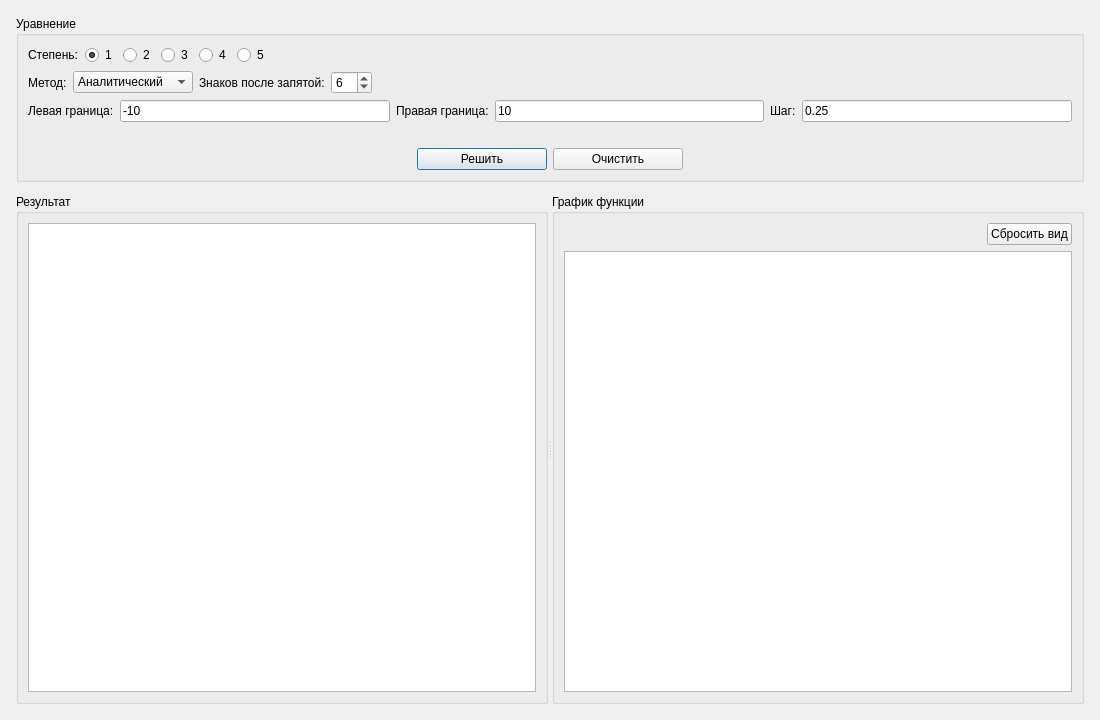
Modi663/PolynomialSolver, file src/PolynomialSolver.UI/MainWindow.ui: the form before one commit.
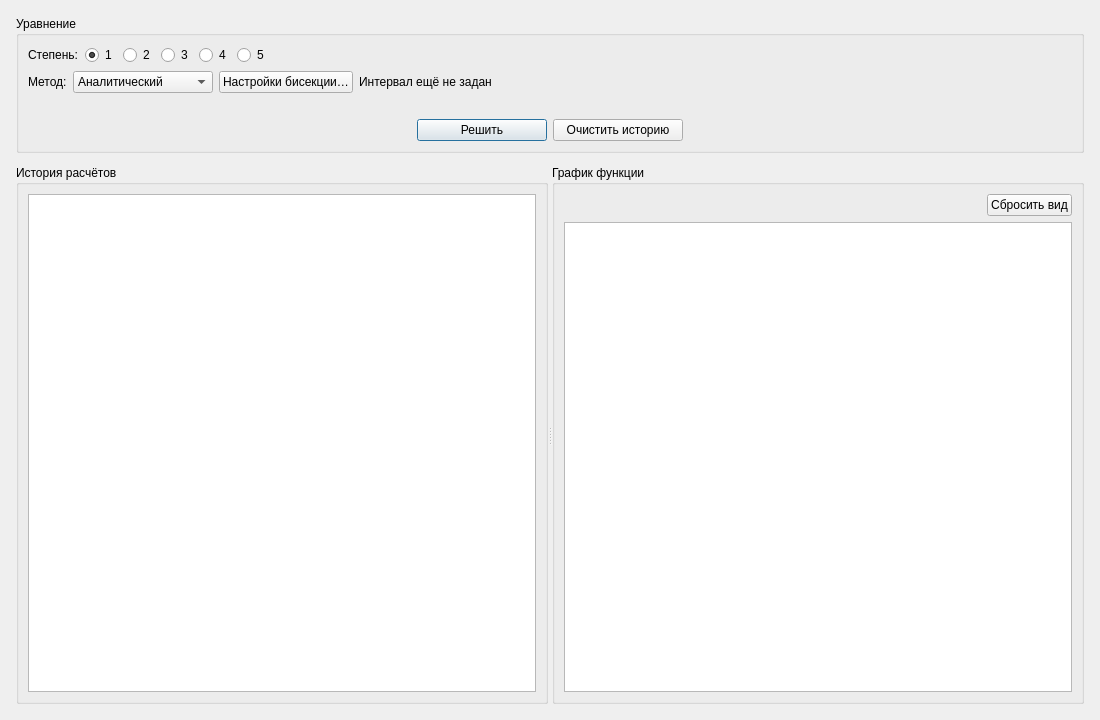
The form after the commit. Custom widgets are drawn as their Qt base class.

Commit message: feat: добавить сравнение методов и историю расчётов

Diff of the .ui file:
```diff
--- a/src/PolynomialSolver.UI/MainWindow.ui
+++ b/src/PolynomialSolver.UI/MainWindow.ui
@@ -132,10 +132,7 @@
         </layout>
        </item>
        <item>
-        <layout class="QHBoxLayout" name="methodLayout" stretch="0,0,0,0,0">
-         <property name="topMargin">
-          <number>0</number>
-         </property>
+        <layout class="QHBoxLayout" name="methodLayout">
          <item>
           <widget class="QLabel" name="methodLabel">
            <property name="text">
@@ -145,45 +142,20 @@
          </item>
          <item>
           <widget class="QComboBox" name="methodComboBox">
-           <property name="minimumSize">
-            <size>
-             <width>120</width>
-             <height>0</height>
-            </size>
-           </property>
-           <property name="editable">
-            <bool>false</bool>
-           </property>
-           <item>
-            <property name="text">
-             <string>Аналитический</string>
-            </property>
-           </item>
-           <item>
-            <property name="text">
-             <string>Бисекция</string>
-            </property>
-           </item>
+           <property name="minimumSize"><size><width>140</width><height>0</height></size></property>
+           <item><property name="text"><string>Аналитический</string></property></item>
+           <item><property name="text"><string>Бисекция</string></property></item>
+           <item><property name="text"><string>Оба метода</string></property></item>
           </widget>
          </item>
          <item>
-          <widget class="QLabel" name="precisionLabel">
-           <property name="text">
-            <string>Знаков после запятой:</string>
-           </property>
+          <widget class="QPushButton" name="settingsButton">
+           <property name="text"><string>Настройки бисекции…</string></property>
           </widget>
          </item>
          <item>
-          <widget class="QSpinBox" name="decimalPlacesSpinBox">
-           <property name="minimum">
-            <number>0</number>
-           </property>
-           <property name="maximum">
-            <number>15</number>
-           </property>
-           <property name="value">
-            <number>6</number>
-           </property>
+          <widget class="QLabel" name="bisectionSummary">
+           <property name="text"><string>Интервал ещё не задан</string></property>
           </widget>
          </item>
          <item>
@@ -201,43 +173,6 @@
          </item>
         </layout>
        </item>
-       <item>
-        <layout class="QHBoxLayout" name="numericalRangeLayout">
-         <item>
-          <widget class="QLabel" name="leftBoundInputLabel">
-           <property name="text"><string>Левая граница:</string></property>
-           <property name="buddy"><cstring>leftBoundInput</cstring></property>
-          </widget>
-         </item>
-         <item>
-          <widget class="QLineEdit" name="leftBoundInput">
-           <property name="text"><string>-10</string></property>
-          </widget>
-         </item>
-         <item>
-          <widget class="QLabel" name="rightBoundInputLabel">
-           <property name="text"><string>Правая граница:</string></property>
-           <property name="buddy"><cstring>rightBoundInput</cstring></property>
-          </widget>
-         </item>
-         <item>
-          <widget class="QLineEdit" name="rightBoundInput">
-           <property name="text"><string>10</string></property>
-          </widget>
-         </item>
-         <item>
-          <widget class="QLabel" name="scanStepInputLabel">
-           <property name="text"><string>Шаг:</string></property>
-           <property name="buddy"><cstring>scanStepInput</cstring></property>
-          </widget>
-         </item>
-         <item>
-          <widget class="QLineEdit" name="scanStepInput">
-           <property name="text"><string>0.25</string></property>
-          </widget>
-         </item>
-        </layout>
-       </item>
        <item>
         <layout class="QHBoxLayout" name="equationLayout">
          <property name="spacing">
@@ -344,7 +279,7 @@
             </size>
            </property>
            <property name="text">
-            <string>Очистить</string>
+            <string>Очистить историю</string>
            </property>
           </widget>
          </item>
@@ -376,7 +311,7 @@
       </property>
       <widget class="QGroupBox" name="resultGroup">
        <property name="title">
-        <string>Результат</string>
+        <string>История расчётов</string>
        </property>
        <layout class="QVBoxLayout" name="resultLayout">
         <item>
```
Left out of the diff: 17 changed lines with no effect on the pictures. The commit also changes 5 other files.
